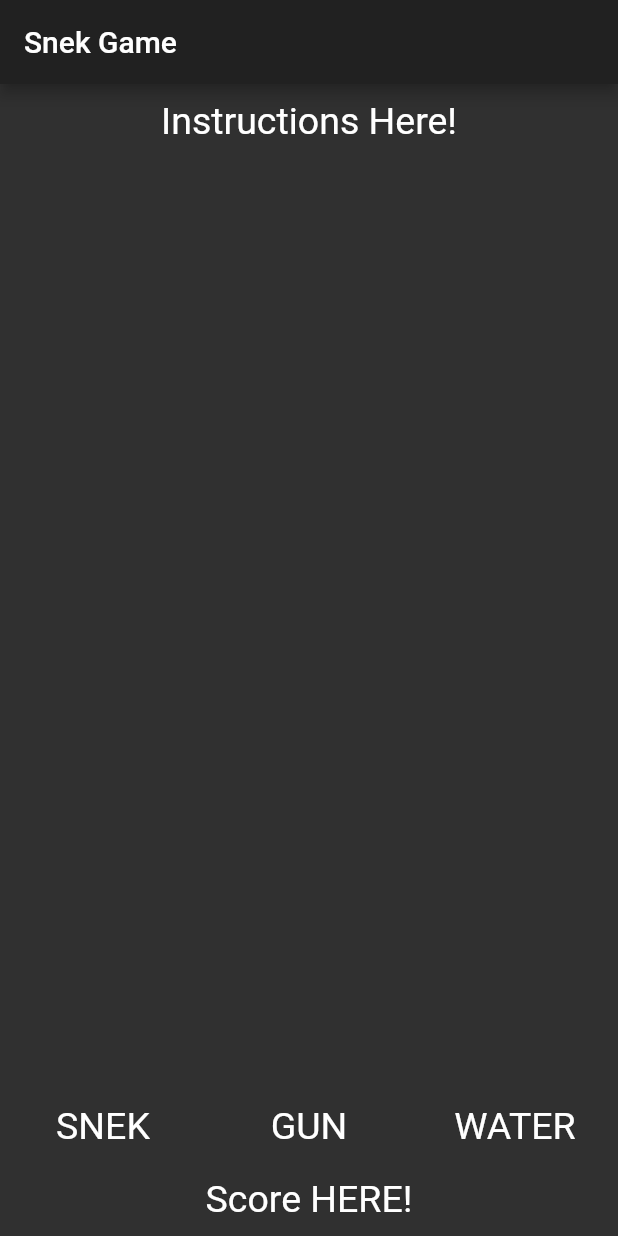
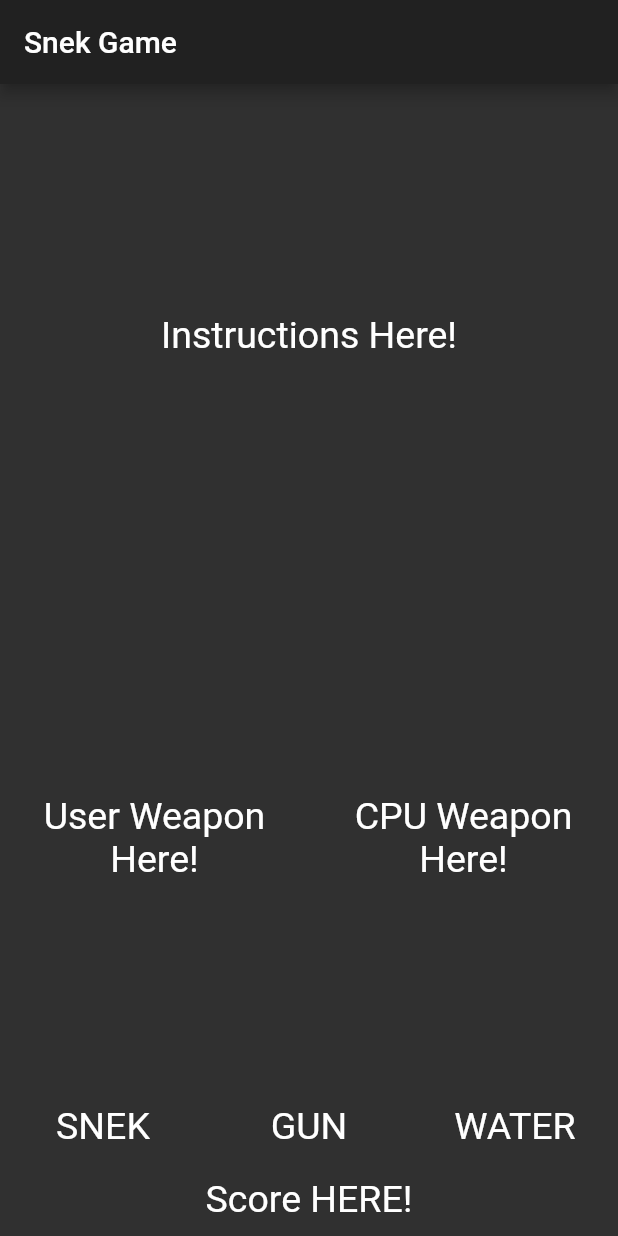
Before and after one commit to engrKUMA/snek_apptest, a Flutter app: the screen it shows after launch, on a phone screen of 412 x 824 dp. Run offline on Flutter 3.47's test engine with Material 2 defaults, Android fonts, the phone set to English and light mode, and no system bars.

Commit message:
Initial Commit with update design and constants

```diff
--- a/lib/View/game_page.dart
+++ b/lib/View/game_page.dart
@@ -1,5 +1,9 @@
 import 'package:flutter/material.dart';
+import 'package:snek_apptest/snek_brain.dart';
+
 import '../components/reusable_card.dart';
+
+enum Weapon { snek, gun, water }
 
 class GamePage extends StatefulWidget {
   @override
@@ -7,6 +11,8 @@ class GamePage extends StatefulWidget {
 }
 
 class _GamePageState extends State<GamePage> {
+  Weapon weaponSelected;
+
   @override
   Widget build(BuildContext context) {
     return Scaffold(
@@ -21,16 +27,58 @@ class _GamePageState extends State<GamePage> {
                 ),
               ),
             ),
+            Expanded(
+              child: Container(
+                child: Row(
+                  children: <Widget>[
+                    Expanded(
+                      child: ReusableCard(
+                        textUsed: 'User Weapon Here!',
+                      ),
+                    ),
+                    Expanded(
+                      child: ReusableCard(
+                        textUsed: 'CPU Weapon Here!',
+                      ),
+                    ),
+                  ],
+                ),
+              ),
+            ),
             Row(
               children: <Widget>[
                 Expanded(
-                  child: ReusableCard(textUsed: 'SNEK'),
+                  child: ReusableCard(
+                    textUsed: 'SNEK',
+                    onPressedAction: () {
+                      setState(() {
+                        weaponSelected = Weapon.snek;
+                        SnekBrain(weaponSelected: weaponSelected).runSnek();
+                      });
+                    },
+                  ),
                 ),
                 Expanded(
-                  child: ReusableCard(textUsed: 'GUN'),
+                  child: ReusableCard(
+                    textUsed: 'GUN',
+                    onPressedAction: () {
+                      setState(() {
+                        weaponSelected = Weapon.gun;
+                        SnekBrain(weaponSelected: weaponSelected).runSnek();
+                      });
+                    },
+                  ),
                 ),
                 Expanded(
-                  child: ReusableCard(textUsed: 'WATER'),
+                  child: ReusableCard(
+                    textUsed: 'WATER',
+                    onPressedAction: () {
+                      setState(() {
+                        weaponSelected = Weapon.water;
+                        SnekBrain(weaponSelected: weaponSelected).runSnek();
+                      });
+                    },
+                  ),
                 ),
               ],
             ),
--- a/lib/components/reusable_card.dart
+++ b/lib/components/reusable_card.dart
@@ -3,18 +3,23 @@ import 'package:flutter/material.dart';
 import 'package:snek_apptest/components/constants.dart';
 
 class ReusableCard extends StatelessWidget {
-  ReusableCard({this.textUsed});
+  ReusableCard({this.textUsed, this.onPressedAction});
 
   final String textUsed;
+  final Function onPressedAction;
 
   @override
   Widget build(BuildContext context) {
-    return Container(
-      padding: EdgeInsets.all(10.0),
-      child: Text(
-        textUsed,
-        style: kTextStyle,
-        textAlign: TextAlign.center,
+    return GestureDetector(
+      onTap: onPressedAction,
+      child: Container(
+        alignment: Alignment.center,
+        padding: EdgeInsets.all(10.0),
+        child: Text(
+          textUsed,
+          style: kTextStyle,
+          textAlign: TextAlign.center,
+        ),
       ),
     );
   }
--- /dev/null
+++ b/lib/snek_brain.dart
@@ -0,0 +1,60 @@
+import 'dart:math';
+
+import 'package:snek_apptest/View/game_page.dart';
+
+class SnekBrain {
+  SnekBrain({this.weaponSelected});
+
+  final weaponSelected;
+  String usedWeapon;
+  int userWeapon;
+  int cpuWeapon;
+  String matchResult;
+
+  int _convertWeapon() {
+    usedWeapon = weaponSelected.toString();
+
+    if (usedWeapon == Weapon.snek.toString()) {
+      userWeapon = 1;
+    }
+    if (usedWeapon == Weapon.gun.toString()) {
+      userWeapon = 2;
+    }
+    if (usedWeapon == Weapon.water.toString()) {
+      userWeapon = 3;
+    }
+    return userWeapon;
+  }
+
+  int _cpuRoll() {
+    int cpuWeapon = Random().nextInt(3) + 1;
+//    print(cpuWeapon);
+    return cpuWeapon;
+  }
+
+  String _matchUp() {
+    int forCPU = _cpuRoll();
+    int forUser = _convertWeapon();
+
+    //user challenged
+//    forUser > forCPU ? uScore++ : cScore++;
+//    forUser < forCPU ? uScore++ : cScore++;
+//    forUser == forCPU ? draw++ : null;
+
+    print('user Used $forUser');
+    print('CPU Used $forCPU');
+
+    if (forUser > forCPU) {
+      return matchResult = 'User Won';
+    }
+    if (forUser < forCPU) {
+      return matchResult = 'CPU Won';
+    } else {
+      return matchResult = 'DRAW!';
+    }
+  }
+
+  void runSnek() {
+    print(_matchUp());
+  }
+}
--- a/pubspec.yaml
+++ b/pubspec.yaml
@@ -14,7 +14,7 @@ description: a new Flutter app using alex s logic
 version: 1.0.0+1
 
 environment:
-  sdk: ">=2.1.0 <3.0.0"
+  sdk: ">=2.2.0 <3.0.0"
 
 dependencies:
   flutter:
```
